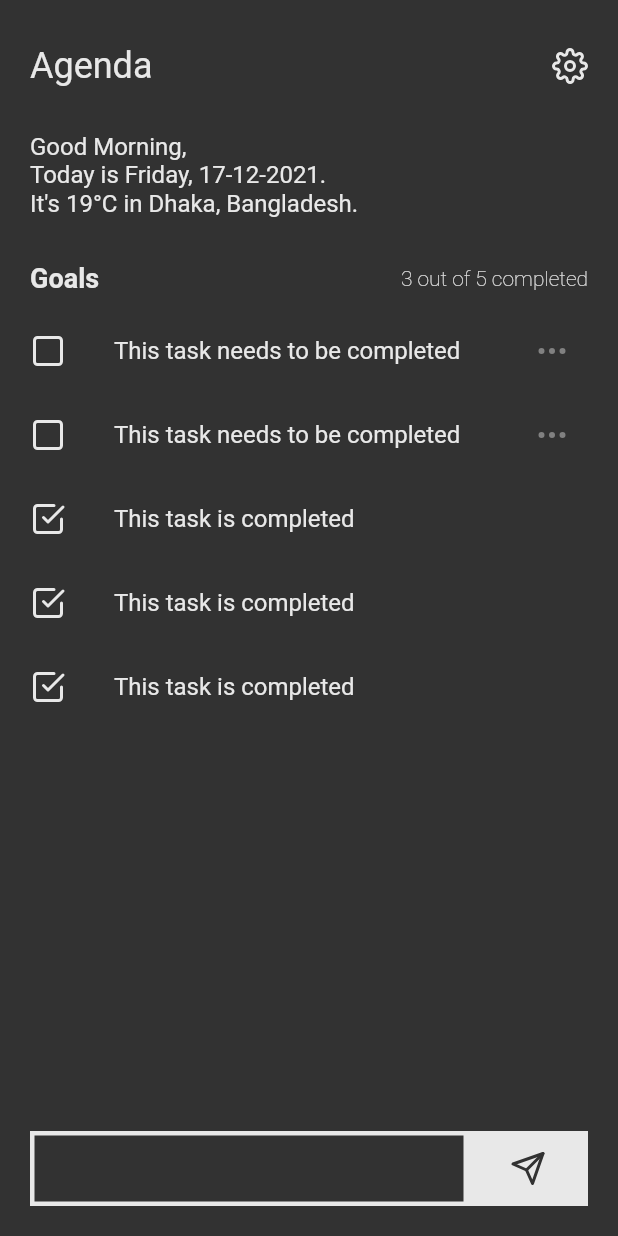
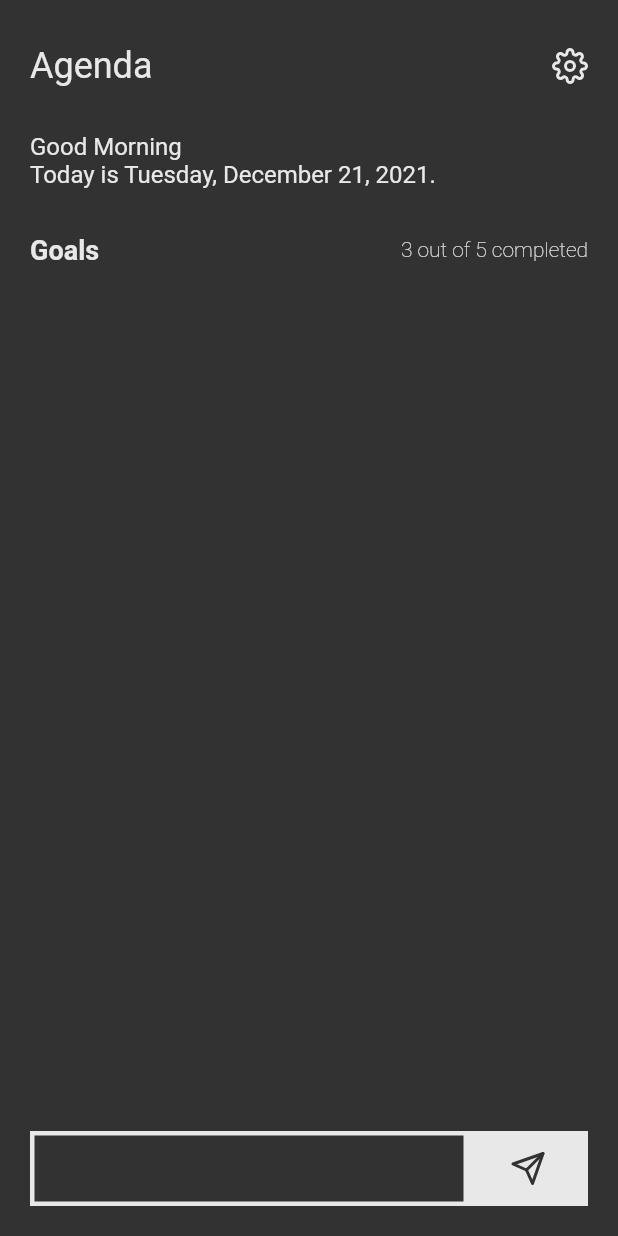
Before and after one commit to pieas-asif/daytask, a Flutter app: the screen it shows after launch, on a phone screen of 412 x 824 dp. Run offline on Flutter 3.47's test engine with Material 2 defaults, Android fonts, the phone set to English and light mode, and no system bars; our stand-ins replace flutter_feather_icons, sqflite; accounts and stored records are empty.

Commit message:
greetings fixed, date format fixed, popup menu added

```diff
--- a/lib/controller/db.dart
+++ b/lib/controller/db.dart
@@ -37,9 +37,11 @@ class DBProvider {
     return await openDatabase(join(await getDatabasesPath(), 'daytask.db'),
         onCreate: (db, version) async {
       await db.execute('''CREATE TABLE ${FixedTaskTable.name} (
-          ${FixedTaskTable.colTaskTitle}["name"]} TEXT
+          id INTEGER PRIMARY KEY AUTOINCREMENT,
+          ${FixedTaskTable.colTaskTitle} TEXT NOT NULL
         )''');
       await db.execute('''CREATE TABLE ${TaskTable.name} (
+          id INTEGER PRIMARY KEY AUTOINCREMENT,
           ${TaskTable.colTaskDate} TEXT NOT NULL,
           ${TaskTable.colIsChecked} INTEGER NOT NULL,
           ${TaskTable.colTaskTitle} TEXT NOT NULL
--- /dev/null
+++ b/lib/models/task.dart
@@ -0,0 +1,11 @@
+class Task {
+  int id;
+  String task;
+  bool isCompleted;
+
+  Task({
+    required this.id,
+    required this.task,
+    required this.isCompleted,
+  });
+}
--- a/lib/views/home.dart
+++ b/lib/views/home.dart
@@ -1,7 +1,9 @@
 import 'package:daytask/controller/db.dart';
 import 'package:daytask/models/constants.dart';
+import 'package:daytask/models/task.dart';
 import 'package:flutter/material.dart';
 import 'package:flutter_feather_icons/flutter_feather_icons.dart';
+import 'package:intl/intl.dart';
 
 class HomeScreen extends StatefulWidget {
   static const String id = 'home_screen';
@@ -14,13 +16,79 @@ class HomeScreen extends StatefulWidget {
 class _HomeScreenState extends State<HomeScreen> {
   final DBProvider _dbProvider = DBProvider.instance;
   TextEditingController taskTextFieldController = TextEditingController();
+  List<Task> tasks = [];
+  late DateTime dateTime;
+
+  @override
+  void initState() {
+    dateTime = DateTime.now();
+    fetchTasksFromDB();
+    super.initState();
+  }
+
+  void fetchTasksFromDB() async {
+    List<Map<String, dynamic>> tableData = await _dbProvider.query(
+      TaskTable.name,
+      where: "${TaskTable.colTaskDate} = ?",
+      whereArgs: [
+        DateTime.now().toString().split(" ").first,
+      ],
+    );
+
+    tasks = [];
+    for (Map<String, dynamic> data in tableData) {
+      tasks.add(
+        Task(
+          id: data["id"],
+          task: data[TaskTable.colTaskTitle],
+          isCompleted: data[TaskTable.colIsChecked] == 0 ? false : true,
+        ),
+      );
+    }
+
+    setState(() {});
+  }
 
   void addTaskToDB({required String task}) async {
     await _dbProvider.insert(TaskTable.name, {
       TaskTable.colIsChecked: 0,
-      TaskTable.colTaskDate: DateTime.now().toString().split(" ").first,
+      TaskTable.colTaskDate: dateTime.toString().split(" ").first,
       TaskTable.colTaskTitle: task
     });
+
+    fetchTasksFromDB();
+  }
+
+  void toggleCompleted(Task task) async {
+    await _dbProvider.update(
+      TaskTable.name,
+      {TaskTable.colIsChecked: task.isCompleted == false ? 1 : 0},
+      where: "id = ?",
+      whereArgs: [task.id],
+    );
+
+    setState(() {
+      task.isCompleted = !task.isCompleted;
+    });
+  }
+
+  String? greet() {
+    int hours = dateTime.hour;
+    String? greeting;
+
+    if (hours >= 0 && hours <= 12) {
+      greeting = "Good Morning";
+    } else if (hours >= 12 && hours <= 16) {
+      greeting = "Good Noon";
+    } else if (hours >= 16 && hours <= 18) {
+      greeting = "Good Afternoon";
+    } else if (hours >= 18 && hours <= 21) {
+      greeting = "Good Evening";
+    } else if (hours >= 21 && hours <= 24) {
+      greeting = "Good Night";
+    }
+
+    return greeting;
   }
 
   @override
@@ -47,8 +115,7 @@ class _HomeScreenState extends State<HomeScreen> {
                     ),
                   ),
                   GestureDetector(
-                    onTap: () =>
-                        print(DateTime.now().toString().split(" ").first),
+                    onTap: null, // TODO: Navigate to Setting Screen
                     child: Icon(
                       FeatherIcons.settings,
                       color: DTTheme.white,
@@ -63,26 +130,28 @@ class _HomeScreenState extends State<HomeScreen> {
                 crossAxisAlignment: CrossAxisAlignment.stretch,
                 children: [
                   Text(
-                    "Good Morning, ",
+                    greet() ??
+                        "Hello there, ", // TODO: Good Morning, Noon etc etc
                     style: TextStyle(
                       fontSize: 16,
                       color: DTTheme.white,
                     ),
                   ),
                   Text(
-                    "Today is Friday, 17-12-2021.",
+                    "Today is ${DateFormat('EEEE').format(dateTime)}, ${DateFormat('MMMM d, y').format(dateTime)}.",
                     style: TextStyle(
                       fontSize: 16,
                       color: DTTheme.white,
                     ),
                   ),
-                  Text(
-                    "It's 19°C in Dhaka, Bangladesh.",
-                    style: TextStyle(
-                      fontSize: 16,
-                      color: DTTheme.white,
-                    ),
-                  ),
+                  // TODO: Add Weather Info Too
+                  // Text(
+                  //   "It's 19°C in Dhaka, Bangladesh.",
+                  //   style: TextStyle(
+                  //     fontSize: 16,
+                  //     color: DTTheme.white,
+                  //   ),
+                  // ),
                 ],
               ),
             ),
@@ -121,40 +190,42 @@ class _HomeScreenState extends State<HomeScreen> {
                 child: Column(
                   crossAxisAlignment: CrossAxisAlignment.stretch,
                   children: [
-                    for (var i = 0; i < 2; i++)
+                    for (var i in tasks)
                       Padding(
                         padding: const EdgeInsets.symmetric(horizontal: 4.0),
                         child: ListTile(
-                          leading: Icon(
-                            FeatherIcons.square,
-                            color: DTTheme.white,
-                          ),
-                          title: Text(
-                            "This task needs to be completed",
-                            style: TextStyle(
+                          leading: IconButton(
+                            onPressed: () {
+                              toggleCompleted(i);
+                            },
+                            icon: Icon(
+                              i.isCompleted
+                                  ? FeatherIcons.checkSquare
+                                  : FeatherIcons.square,
                               color: DTTheme.white,
                             ),
                           ),
-                          trailing: const IconButton(
-                            onPressed: null,
-                            icon: Icon(FeatherIcons.moreHorizontal),
-                          ),
-                        ),
-                      ),
-                    for (var i = 0; i < 3; i++)
-                      Padding(
-                        padding: const EdgeInsets.symmetric(horizontal: 4.0),
-                        child: ListTile(
-                          leading: Icon(
-                            FeatherIcons.checkSquare,
-                            color: DTTheme.white,
-                          ),
                           title: Text(
-                            "This task is completed",
+                            i.task,
                             style: TextStyle(
                               color: DTTheme.white,
+                              decoration: i.isCompleted
+                                  ? TextDecoration.lineThrough
+                                  : TextDecoration.none,
                             ),
                           ),
+                          trailing: PopupMenuButton(
+                              icon: const Icon(FeatherIcons.moreHorizontal),
+                              itemBuilder: (context) => [
+                                    const PopupMenuItem(
+                                      child: Text("Edit"),
+                                      value: 1,
+                                    ),
+                                    const PopupMenuItem(
+                                      child: Text("Delete"),
+                                      value: 2,
+                                    ),
+                                  ]),
                         ),
                       ),
                   ],
@@ -170,7 +241,7 @@ class _HomeScreenState extends State<HomeScreen> {
               child: Row(
                 children: [
                   Expanded(
-                    child: Container(
+                    child: SizedBox(
                       height: 50,
                       child: TextField(
                         controller: taskTextFieldController,
@@ -220,7 +291,7 @@ class _HomeScreenState extends State<HomeScreen> {
                             addTaskToDB(task: task);
                             taskTextFieldController.clear();
                           } else {
-                            print("Empty");
+                            // TODO: some to do here
                           }
                         },
                         icon: Icon(
--- a/pubspec.yaml
+++ b/pubspec.yaml
@@ -34,6 +34,8 @@ dependencies:
   flutter_feather_icons: ^2.0.0+1
   # sqflite for storing database
   sqflite: ^2.0.1
+  # intl for date time formatting
+  intl: ^0.17.0
 
 dev_dependencies:
   flutter_test:
```
Also changed, not shown: pubspec.lock, 6 other files.
